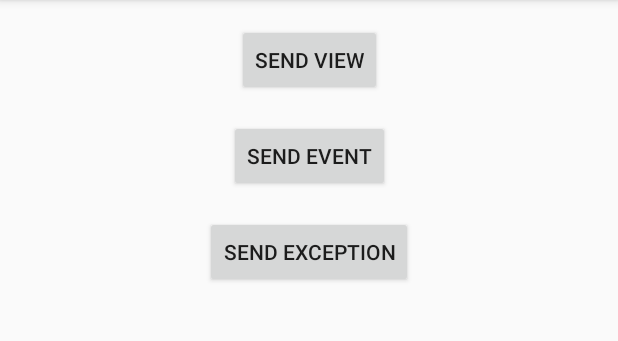
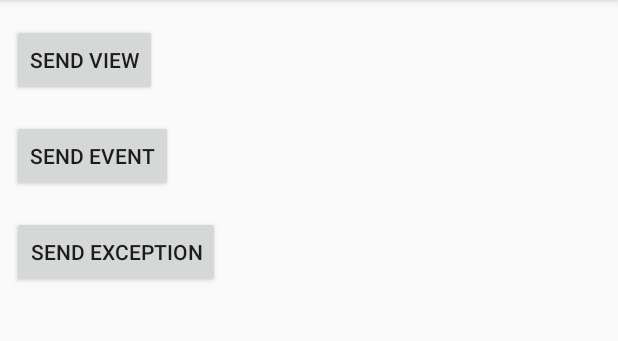
Before and after one commit to Artear/App_Library_ANDROID_MultiTracker, an Android app: the screen it shows after launch (TrackerActivity), on a phone screen of 412 x 824 dp, the part 84-425 px from its top. Run offline under Robolectric (Android 15) with nearby library versions, the phone set to English and light mode, and no system bars.

Commit message:
Change: ConstraintLayout Out

```diff
--- a/app/build.gradle
+++ b/app/build.gradle
@@ -26,7 +26,6 @@ dependencies {
     })
 
     compile 'com.android.support:appcompat-v7:25.3.1'
-    compile 'com.android.support.constraint:constraint-layout:1.0.2'
     testCompile 'junit:junit:4.12'
     compile project(path: ':multitracker')
 }
--- a/app/src/main/res/layout/activity_tracker.xml
+++ b/app/src/main/res/layout/activity_tracker.xml
@@ -1,6 +1,5 @@
 <?xml version="1.0" encoding="utf-8"?>
-<android.support.constraint.ConstraintLayout xmlns:android="http://schemas.android.com/apk/res/android"
-    xmlns:app="http://schemas.android.com/apk/res-auto"
+<RelativeLayout xmlns:android="http://schemas.android.com/apk/res/android"
     xmlns:tools="http://schemas.android.com/tools"
     android:layout_width="match_parent"
     android:layout_height="match_parent"
@@ -13,33 +12,26 @@
         android:layout_marginLeft="8dp"
         android:layout_marginRight="8dp"
         android:layout_marginTop="16dp"
-        android:text="@string/send_view"
-        app:layout_constraintLeft_toLeftOf="parent"
-        app:layout_constraintRight_toRightOf="parent"
-        app:layout_constraintTop_toTopOf="parent" />
+        android:text="@string/send_view" />
 
     <Button
         android:id="@+id/send_event_button"
         android:layout_width="wrap_content"
         android:layout_height="wrap_content"
-        android:text="@string/send_event"
+        android:layout_below="@+id/send_view_button"
+        android:layout_marginLeft="8dp"
+        android:layout_marginRight="8dp"
         android:layout_marginTop="16dp"
-        app:layout_constraintTop_toBottomOf="@+id/send_view_button"
-        android:layout_marginLeft="8dp"
-        app:layout_constraintLeft_toLeftOf="parent"
-        android:layout_marginRight="8dp"
-        app:layout_constraintRight_toRightOf="parent" />
+        android:text="@string/send_event" />
 
     <Button
         android:id="@+id/send_exception_button"
         android:layout_width="wrap_content"
         android:layout_height="wrap_content"
-        android:text="@string/send_exception"
+        android:layout_below="@+id/send_event_button"
+        android:layout_marginLeft="8dp"
+        android:layout_marginRight="8dp"
         android:layout_marginTop="16dp"
-        app:layout_constraintTop_toBottomOf="@+id/send_event_button"
-        android:layout_marginLeft="8dp"
-        app:layout_constraintLeft_toLeftOf="parent"
-        android:layout_marginRight="8dp"
-        app:layout_constraintRight_toRightOf="parent" />
+        android:text="@string/send_exception" />
 
-</android.support.constraint.ConstraintLayout>
+</RelativeLayout>
```
